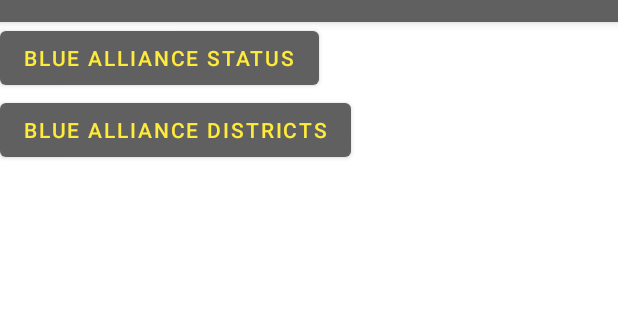
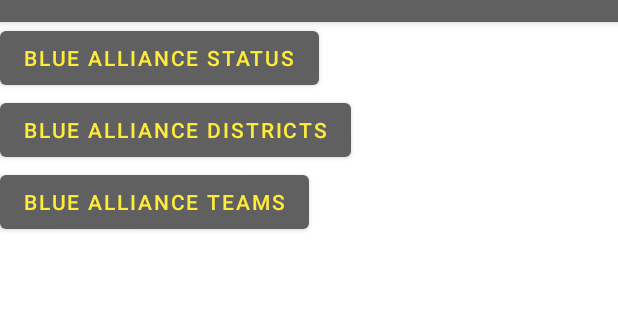
Before and after one commit to HartlandRobotics/EchelonFTC, an Android app: the BlueAllianceActivity screen opened directly, with no data from a screen before it, on a phone screen of 412 x 824 dp, the part 62-382 px from its top. Run offline under Robolectric (Android 15) with nearby library versions, the phone set to English and light mode, and no system bars; our stand-ins replace Room's generated code.

Commit message:
Justin/Pulling teams from TBA (#6)
* Able to pull teams from tba, next is saving into a database

* Deleted irrelevant data points being pulled from blue alliance

```diff
--- a/app/src/main/java/org/hartlandrobotics/echelon2/TBA/ApiInterface.java
+++ b/app/src/main/java/org/hartlandrobotics/echelon2/TBA/ApiInterface.java
@@ -2,6 +2,7 @@
 
 import org.hartlandrobotics.echelon2.TBA.models.SyncDistrict;
 import org.hartlandrobotics.echelon2.TBA.models.SyncStatus;
+import org.hartlandrobotics.echelon2.TBA.models.SyncTeam;
 
 import java.util.List;
 
@@ -16,5 +17,7 @@
     @GET("districts/{year}")
     Call<List<SyncDistrict>> getDistrictsByYear(@Path("year") int year);
 
+    @GET("event/{event_key}/teams")
+    Call<List<SyncTeam>> getTeamsByEvent(@Path("event_key") String eventKey);
 
 }
--- a/app/src/main/res/layout/activity_blue_alliance.xml
+++ b/app/src/main/res/layout/activity_blue_alliance.xml
@@ -26,6 +26,16 @@
         tools:layout_editor_absoluteX="239dp"
         tools:layout_editor_absoluteY="118dp" />
 
+    <com.google.android.material.button.MaterialButton
+        android:id="@+id/syncTeams"
+        android:layout_width="wrap_content"
+        android:layout_height="wrap_content"
+        app:layout_constraintTop_toBottomOf="@+id/syncDistricts"
+        app:layout_constraintLeft_toLeftOf="parent"
+        android:text="Blue Alliance Teams"
+        tools:layout_editor_absoluteX="239dp"
+        tools:layout_editor_absoluteY="118dp" />
+
     <TextView
         android:id="@+id/errorText"
         android:layout_width="wrap_content"
@@ -42,4 +52,12 @@
         app:layout_constraintBottom_toBottomOf="parent"
         />
 
+    <TextView
+        android:id="@+id/errorTextTeams"
+        android:layout_width="wrap_content"
+        android:layout_height="wrap_content"
+        app:layout_constraintLeft_toRightOf="@+id/errorTextDistricts"
+        app:layout_constraintBottom_toBottomOf="parent"
+        />
+
 </androidx.constraintlayout.widget.ConstraintLayout>
```
Also changed, not shown: app/src/main/java/org/hartlandrobotics/echelon2/BlueAllianceActivity.java (+39 -0 lines), app/src/main/java/org/hartlandrobotics/echelon2/TBA/models/SyncTeam.java (added, +43 -0 lines).
